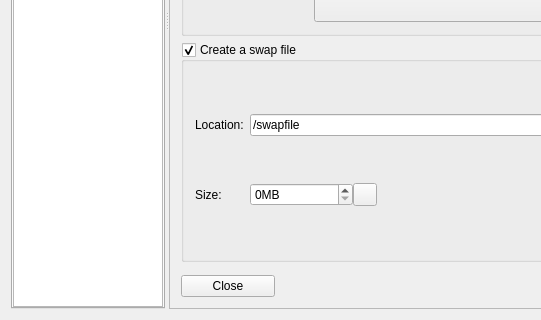
gazelle-installer/gazelle-installer, file meinstall.ui: the form before one commit; both pictures show x 0 to 541 and y 280 to 600 of the 800 by 600 pixel window.
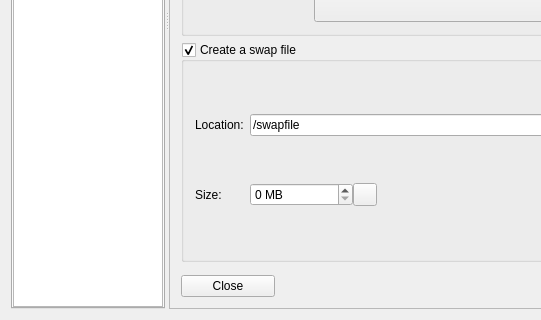
The form after the commit. The open tabs and pages were chosen to show the change. Icons and pictures are not drawn. Custom widgets are drawn as their Qt base class.

Commit message: Update help text. Add space before "MB" in the spin box.

Patch:
```diff
--- a/meinstall.ui
+++ b/meinstall.ui
@@ -912,7 +912,7 @@
                    <bool>true</bool>
                   </property>
                   <property name="suffix">
-                   <string>MB</string>
+                   <string> MB</string>
                   </property>
                   <property name="stepType">
                    <enum>QAbstractSpinBox::AdaptiveDecimalStepType</enum>
```
The commit also changes 1 other file.
